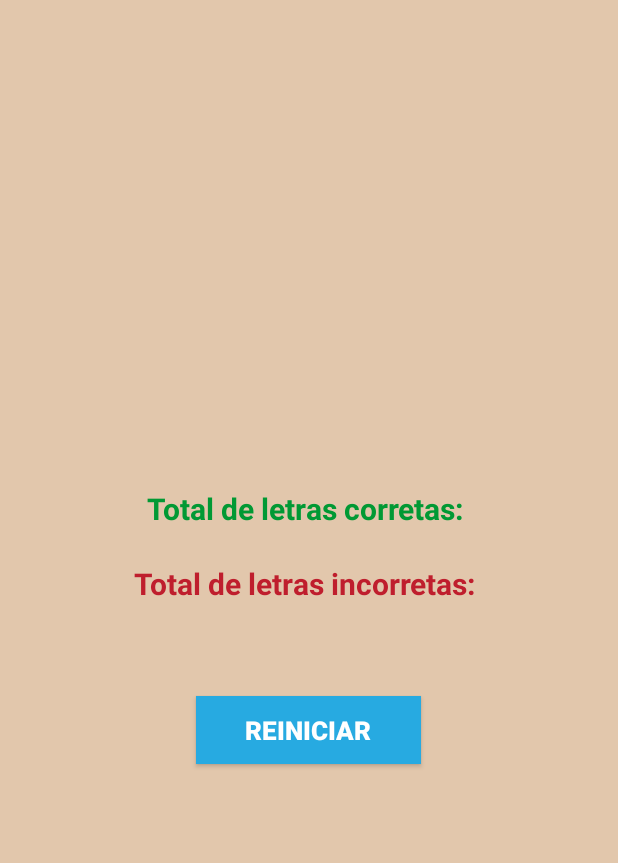
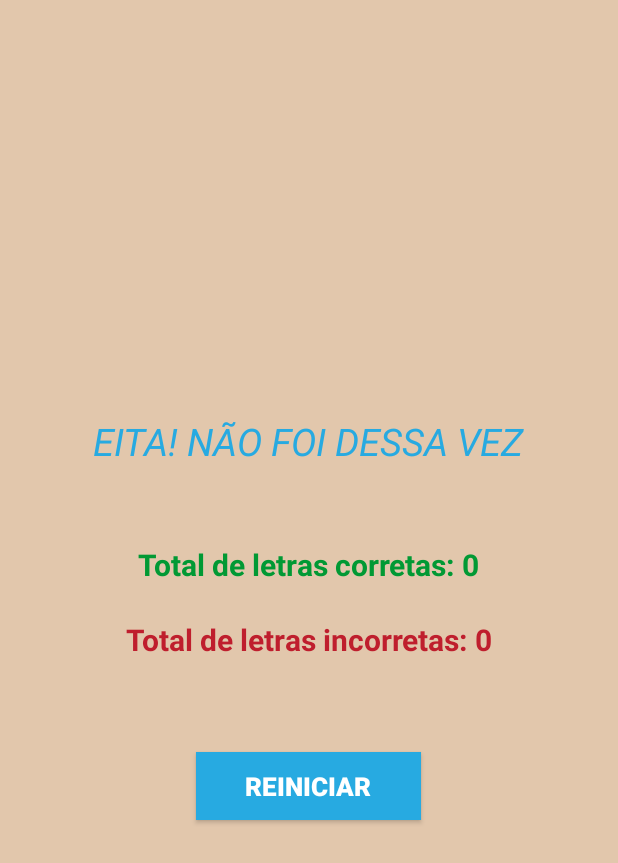
Before and after one commit to eudev-i/JogoDaForca, an Android app: the FimActivity screen opened directly, with no data from a screen before it, on a phone screen of 412 x 824 dp. Shown: the top 863 px of the screen. Run offline under Robolectric (Android 15) with nearby library versions, the phone set to English and light mode, and no system bars; 1 statement that could not run was skipped.

Commit message:
Implementação da contabilização da qauntidade de erros e acertos, da verificação do maximo de vezes que o usuario erre e da opção de jogar novamente ao final do jogo

```diff
--- a/app/src/main/java/br/com/senaijandira/jogodaforca/FimActivity.java
+++ b/app/src/main/java/br/com/senaijandira/jogodaforca/FimActivity.java
@@ -1,14 +1,17 @@
 package br.com.senaijandira.jogodaforca;
 
 import android.app.Activity;
+import android.content.Intent;
 import android.os.Bundle;
 import android.support.annotation.Nullable;
+import android.view.View;
 import android.widget.TextView;
 
 public class FimActivity extends Activity {
 
-    //TextView txtLetraCorreta;
-    //TextView txtLetraIncorreta;
+    TextView txtLetraCorreta;
+    TextView txtLetraErrada;
+    TextView txtResultadoFinal;
 
     @Override
     protected void onCreate(@Nullable Bundle savedInstanceState) {
@@ -16,6 +19,33 @@ public class FimActivity extends Activity {
 
         setContentView(R.layout.activity_fim);/*DEFINE O CONTEUDO DA TELA*/
 
+        txtLetraCorreta = findViewById(R.id.txtLetraCorreta);
+        txtLetraErrada = findViewById(R.id.txtLetraErrada);
+        txtResultadoFinal = findViewById(R.id.txtResultadoFinal);
+
+        Intent intent = getIntent();/*PEGA O intent QUE CHEGOU NA TELA*/
+
+        int qtdAcertos = intent.getIntExtra("pontuacaoAcerto", 0);
+        txtLetraCorreta.setText(qtdAcertos+"");
+        int qtdErros = intent.getIntExtra("letraErrada", 0);
+        txtLetraErrada.setText(qtdErros+"");
+        String venceu = intent.getStringExtra("PARABENS");
+
+        Bundle bundleFimDeJogo = getIntent().getExtras();
+        int verificarConquista = bundleFimDeJogo.getInt("verificarConquista");
+        if (verificarConquista >= 1){
+            txtResultadoFinal.setText("PARABÉNS! VOCÊ ACERTOU");
+        }
+        else {
+            txtResultadoFinal.setText("EITA! NÃO FOI DESSA VEZ");
+        }
+
+    }
+
+    public void reiniciarJogo(View v){
+        /*ABRIR UMA NOVA TELA*/
+        Intent intent = new Intent (this, MainActivity.class);
+        startActivity(intent);
 
     }
 }
--- a/app/src/main/res/layout/activity_fim.xml
+++ b/app/src/main/res/layout/activity_fim.xml
@@ -10,6 +10,17 @@
         android:padding="16dp"
         android:background="#e2c7ac"
         android:gravity="center">
+
+        <TextView
+            android:layout_width="wrap_content"
+            android:layout_height="wrap_content"
+            android:layout_gravity="center"
+            android:text=""
+            android:textColor="@color/blue"
+            android:textSize="25sp"
+            android:textStyle="italic"
+            android:layout_marginBottom="40dp"
+            android:id="@+id/txtResultadoFinal"/>
 
         <LinearLayout
             android:layout_width="match_parent"
```
Also changed, not shown: app/src/main/java/br/com/senaijandira/jogodaforca/InicioActivity.java (+3 -13 lines), app/src/main/java/br/com/senaijandira/jogodaforca/MainActivity.java (+64 -70 lines).
